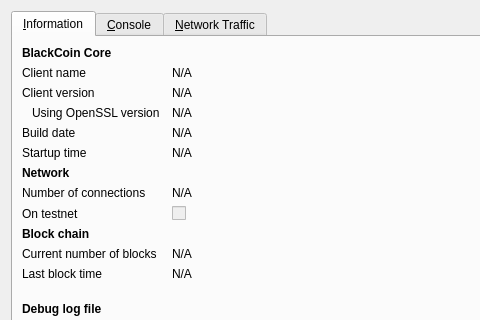
This is src/qt/forms/rpcconsole.ui in ourgit/Pinkbitz as Qt 5 draws it before an edit; both pictures show x 0 to 480 and y 0 to 320 of the 740 by 450 pixel window. The edited form follows.
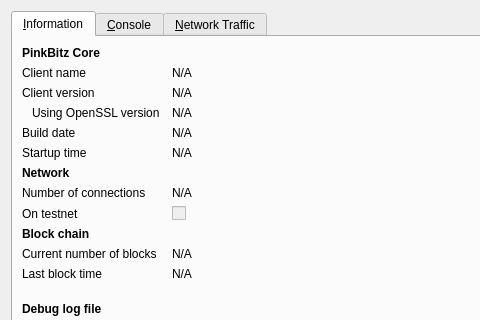
This is the edited form. Icons and pictures are not drawn. Custom widgets are drawn as their Qt base class.

```diff
--- a/src/qt/forms/rpcconsole.ui
+++ b/src/qt/forms/rpcconsole.ui
@@ -36,7 +36,7 @@
           </font>
          </property>
          <property name="text">
-          <string>BlackCoin Core</string>
+          <string>PinkBitz Core</string>
          </property>
         </widget>
        </item>
```
Left out of the diff: 6 changed lines with no effect on the pictures.
